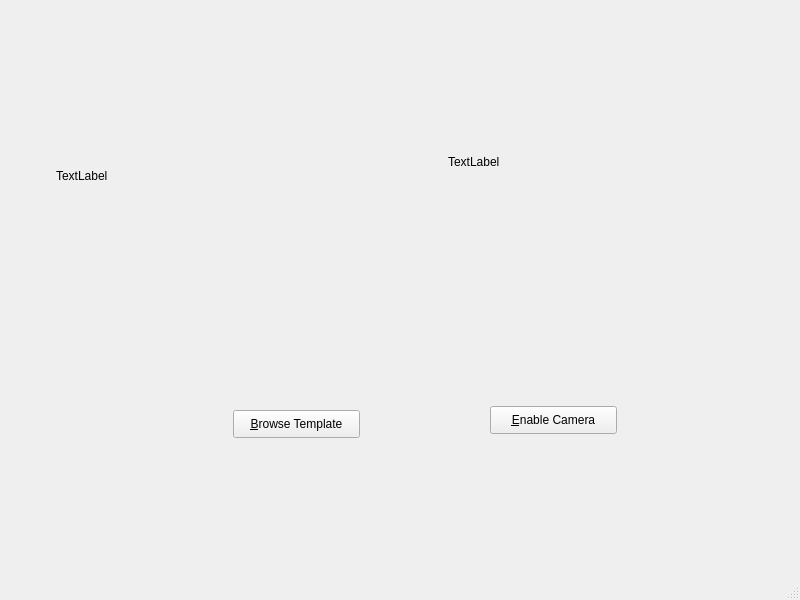
Old version of the form SIFT_app.ui in the repository mmshakourig/ENPH353_LAB4.
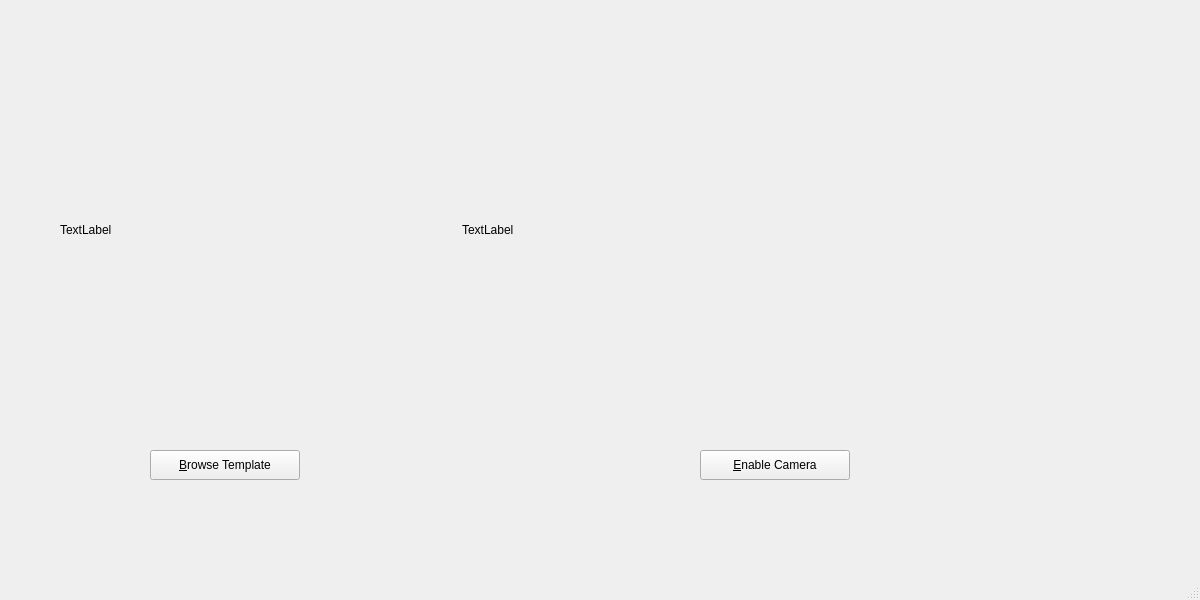
New version of the form.

Commit message: ui changes to accomodate match picture

```diff
--- a/SIFT_app.ui
+++ b/SIFT_app.ui
@@ -6,7 +6,7 @@
    <rect>
     <x>0</x>
     <y>0</y>
-    <width>800</width>
+    <width>1200</width>
     <height>600</height>
    </rect>
   </property>
@@ -17,10 +17,10 @@
    <widget class="QPushButton" name="browse_button">
     <property name="geometry">
      <rect>
-      <x>233</x>
-      <y>410</y>
-      <width>127</width>
-      <height>28</height>
+      <x>150</x>
+      <y>450</y>
+      <width>150</width>
+      <height>30</height>
      </rect>
     </property>
     <property name="text">
@@ -30,10 +30,10 @@
    <widget class="QPushButton" name="toggle_cam_button">
     <property name="geometry">
      <rect>
-      <x>490</x>
-      <y>406</y>
-      <width>127</width>
-      <height>28</height>
+      <x>700</x>
+      <y>450</y>
+      <width>150</width>
+      <height>30</height>
      </rect>
     </property>
     <property name="text">
@@ -43,10 +43,10 @@
    <widget class="QLabel" name="template_label">
     <property name="geometry">
      <rect>
-      <x>56</x>
-      <y>56</y>
-      <width>320</width>
-      <height>240</height>
+      <x>60</x>
+      <y>70</y>
+      <width>360</width>
+      <height>320</height>
      </rect>
     </property>
     <property name="text">
@@ -56,10 +56,10 @@
    <widget class="QLabel" name="live_image_label">
     <property name="geometry">
      <rect>
-      <x>448</x>
-      <y>42</y>
-      <width>320</width>
-      <height>240</height>
+      <x>462</x>
+      <y>70</y>
+      <width>600</width>
+      <height>320</height>
      </rect>
     </property>
     <property name="text">
```
Left out of the diff: 2 changed lines with no effect on the pictures.
